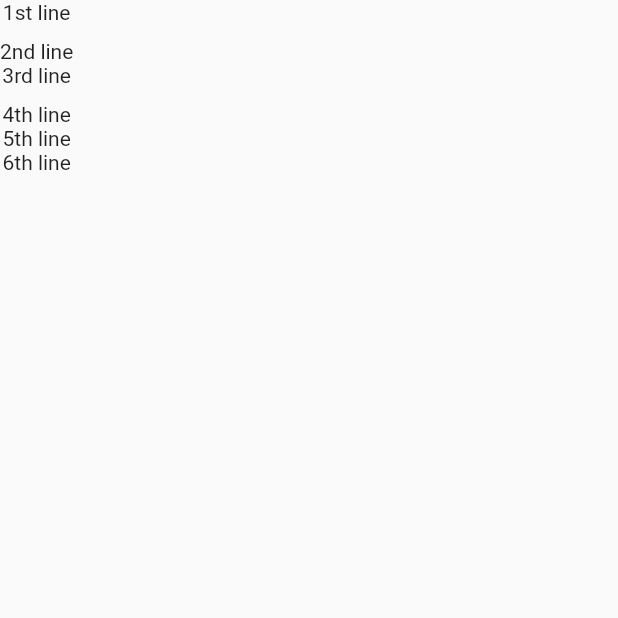
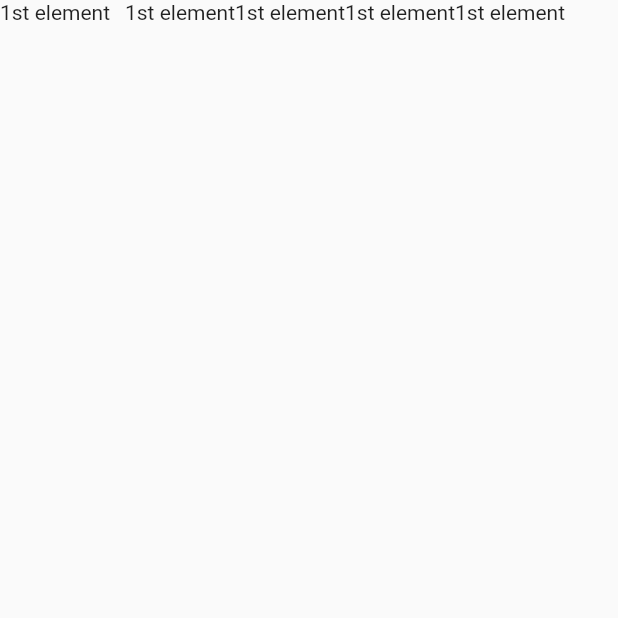
Before and after one commit to AwaisHaleem/Flutter-course-Jawan-Tech-Pakistan, a Flutter app: the screen it shows after launch, on a phone screen of 412 x 824 dp, the top half of it. Run offline on Flutter 3.47's test engine with Material 2 defaults, Android fonts, the phone set to English and light mode, and no system bars.

Commit message:
Row and Sized box

```diff
--- a/lib/main.dart
+++ b/lib/main.dart
@@ -10,18 +10,16 @@ class MyApp extends StatelessWidget {
     return MaterialApp(
       home: Scaffold(
         body: Container(
-          child: Column(
+          child: Row(
             children: [
-              Text('1st line'),
-              SizedBox(height: 10,),
-              Text('2nd line'),
-              Text('3rd line'),
-              SizedBox(height: 10,),
-              Text('4th line'),
-              Text('5th line'),
-              Text('6th line'),
+              Text('1st element'),
+              SizedBox(width: 10,),
+              Text('1st element'),
+              Text('1st element'),
+              Text('1st element'),
+              Text('1st element'),
             ],
-          ),
+          )
         ),
       ),
 
```
